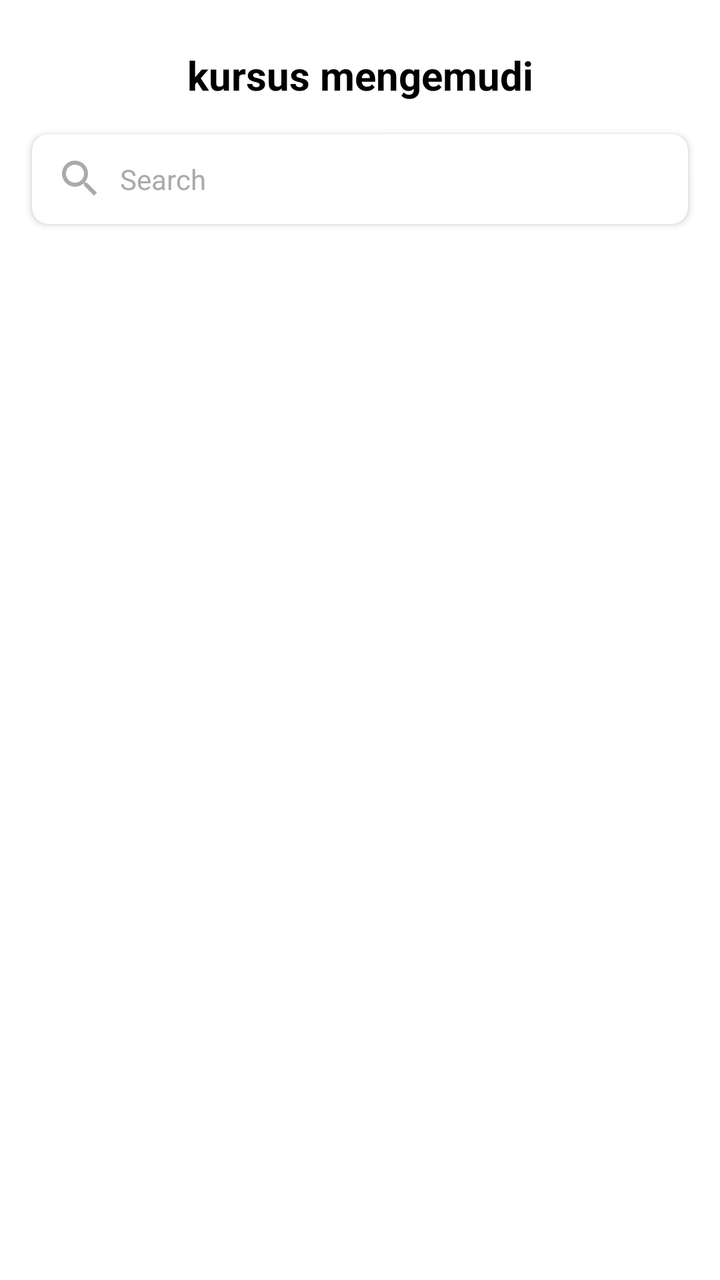
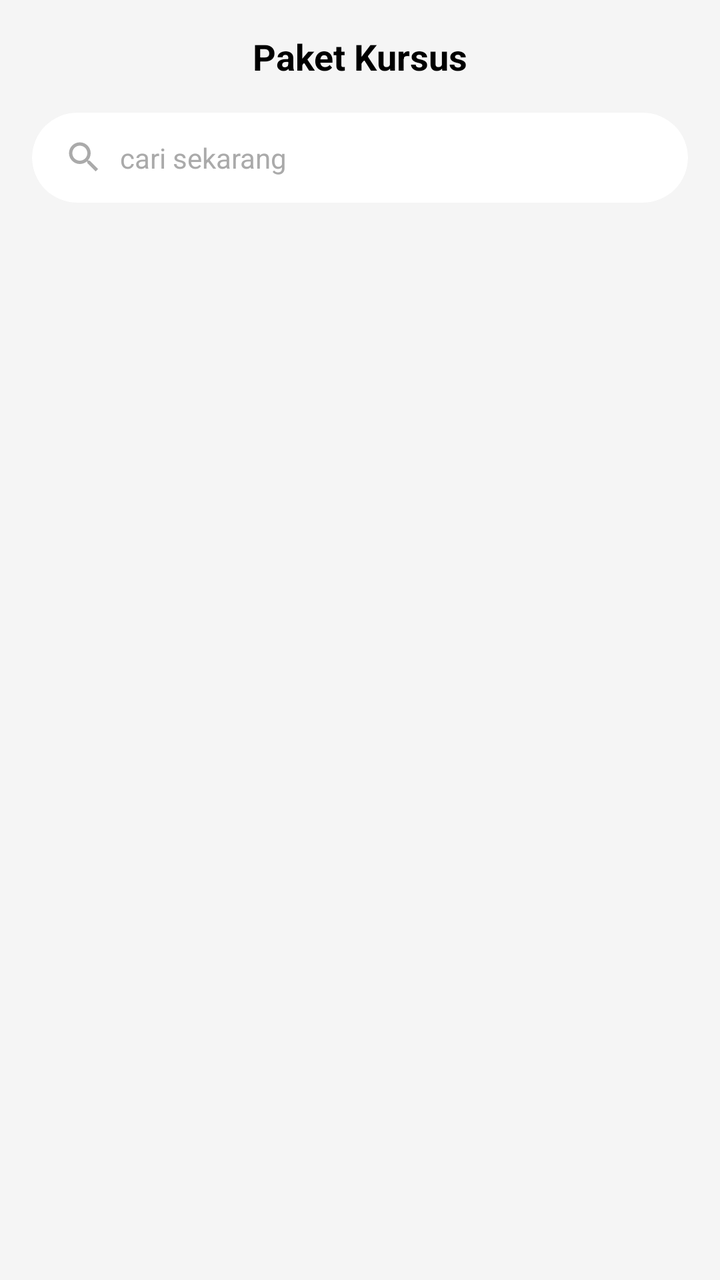

Screens rendered from an Android XML layout before and after an edit, with the pre-edit source and the edit as a unified diff.
<!-- AndroidManifest.xml: application theme Theme.DriveNusa -->
<!-- res/layout/fragment_kursus.xml -->
<?xml version="1.0" encoding="utf-8"?>
<androidx.constraintlayout.widget.ConstraintLayout
    xmlns:android="http://schemas.android.com/apk/res/android"
    xmlns:app="http://schemas.android.com/apk/res-auto"
    xmlns:tools="http://schemas.android.com/tools"
    android:layout_width="match_parent"
    android:layout_height="match_parent"
    android:background="@color/white"
    tools:context=".KursusFragment">

    <TextView
        android:id="@+id/tv_title"
        android:layout_width="wrap_content"
        android:layout_height="wrap_content"
        android:text="kursus mengemudi"
        android:textColor="@color/black"
        android:textSize="20sp"
        android:textStyle="bold"
        android:layout_marginTop="24dp"
        app:layout_constraintTop_toTopOf="parent"
        app:layout_constraintStart_toStartOf="parent"
        app:layout_constraintEnd_toEndOf="parent"/>

    <androidx.cardview.widget.CardView
        android:id="@+id/card_search"
        android:layout_width="match_parent"
        android:layout_height="wrap_content"
        android:layout_margin="16dp"
        app:cardCornerRadius="8dp"
        app:cardElevation="2dp"
        app:layout_constraintTop_toBottomOf="@id/tv_title">

        <LinearLayout
            android:layout_width="match_parent"
            android:layout_height="45dp"
            android:paddingStart="12dp"
            android:paddingEnd="12dp"
            android:gravity="center_vertical">

            <ImageView
                android:layout_width="24dp"
                android:layout_height="24dp"
                android:src="@drawable/ic_search_icon"
                android:contentDescription="Search Icon"
                app:tint="@android:color/darker_gray"/>

            <TextView
                android:layout_width="match_parent"
                android:layout_height="wrap_content"
                android:layout_marginStart="8dp"
                android:text="Search"
                android:textColor="@android:color/darker_gray"/>
        </LinearLayout>
    </androidx.cardview.widget.CardView>

    <androidx.recyclerview.widget.RecyclerView
        android:id="@+id/rv_kursus_paket"
        android:layout_width="match_parent"
        android:layout_height="0dp"
        android:clipToPadding="false"
        android:paddingTop="8dp"
        android:paddingBottom="100dp"
        app:layout_constraintTop_toBottomOf="@id/card_search"
        app:layout_constraintBottom_toBottomOf="parent"
        app:layoutManager="androidx.recyclerview.widget.LinearLayoutManager"
        tools:listitem="@layout/item_paket_kursus"/>

</androidx.constraintlayout.widget.ConstraintLayout>
<!-- res/layout/item_paket_kursus.xml (included above) -->
<?xml version="1.0" encoding="utf-8"?>
<androidx.cardview.widget.CardView
    xmlns:android="http://schemas.android.com/apk/res/android"
    xmlns:app="http://schemas.android.com/apk/res-auto"
    android:layout_width="match_parent"
    android:layout_height="wrap_content"
    android:layout_marginStart="16dp"
    android:layout_marginEnd="16dp"
    android:layout_marginTop="8dp"
    android:layout_marginBottom="8dp"
    app:cardCornerRadius="8dp"
    app:cardElevation="4dp">

    <androidx.constraintlayout.widget.ConstraintLayout
        android:layout_width="match_parent"
        android:layout_height="match_parent">

        <ImageView
            android:id="@+id/img_paket_mobil"
            android:layout_width="0dp"
            android:layout_height="0dp"
            android:scaleType="centerCrop"
            android:adjustViewBounds="true"
            app:layout_constraintTop_toTopOf="parent"
            app:layout_constraintStart_toStartOf="parent"
            app:layout_constraintEnd_toEndOf="parent"
            app:layout_constraintDimensionRatio="4:3"
            android:src="@drawable/img_paket_manual"/>

        <View
            android:id="@+id/view_overlay"
            android:layout_width="0dp"
            android:layout_height="50dp"
            android:background="#0A2C99"
            app:layout_constraintBottom_toBottomOf="@id/img_paket_mobil"
            app:layout_constraintEnd_toEndOf="parent"
            app:layout_constraintHorizontal_bias="0.0"
            app:layout_constraintStart_toStartOf="parent" />

        <TextView
            android:id="@+id/tv_nama_paket"
            android:layout_width="wrap_content"
            android:layout_height="wrap_content"
            android:layout_marginStart="16dp"
            android:text="Paket Manual"
            android:textColor="@android:color/white"
            android:textStyle="bold"
            app:layout_constraintStart_toStartOf="@id/view_overlay"
            app:layout_constraintTop_toTopOf="@id/view_overlay"
            app:layout_constraintBottom_toTopOf="@id/tv_harga"/>

        <TextView
            android:id="@+id/tv_harga"
            android:layout_width="wrap_content"
            android:layout_height="wrap_content"
            android:layout_marginBottom="4dp"
            android:text="Rp. 1.150.000"
            android:textColor="@android:color/white"
            android:textSize="12sp"
            app:layout_constraintStart_toStartOf="@id/tv_nama_paket"
            app:layout_constraintBottom_toBottomOf="@id/view_overlay"/>

        <Button
            android:id="@+id/btn_pilih"
            android:layout_width="wrap_content"
            android:layout_height="40dp"
            android:layout_marginEnd="16dp"
            android:text="Pilih"
            android:textSize="12sp"
            android:paddingStart="16dp"
            android:paddingEnd="16dp"
            android:backgroundTint="#FFC107"
            app:layout_constraintEnd_toEndOf="@id/view_overlay"
            app:layout_constraintTop_toTopOf="@id/view_overlay"
            app:layout_constraintBottom_toBottomOf="@id/view_overlay" />

    </androidx.constraintlayout.widget.ConstraintLayout>
</androidx.cardview.widget.CardView>
<!-- resources referenced by this layout -->
<resources>
  <color name="black">#FF000000</color>
  <color name="white">#FFFFFFFF</color>
  <!-- drawable ic_search_icon (drawable) -->
  <vector xmlns:android="http://schemas.android.com/apk/res/android"
      android:width="24dp"
      android:height="24dp"
      android:viewportWidth="24"
      android:viewportHeight="24">
      <path
          android:fillColor="@android:color/black"
          android:pathData="M15.5,14h-0.79l-0.28-0.27C15.41,12.59,16,11.11,16,9.5C16,5.91,13.09,3,9.5,3S3,5.91,3,9.5C3,13.09,5.91,16,9.5,16c1.61,0,3.09-0.59,4.23-1.57l0.27,0.28v0.79l5,4.99L20.49,19l-4.99-5z M9.5,14C7.01,14,5,11.99,5,9.5S7.01,5,9.5,5S14,7.01,14,9.5S11.99,14,9.5,14z"/>
  </vector>
  <!-- drawable img_paket_manual: png bitmap (drawable, 338830 bytes) -->
  <style name="Theme.DriveNusa" parent="Base.Theme.Drivenusa" />
  <style name="Base.Theme.Drivenusa" parent="Theme.Material3.DayNight.NoActionBar">
          
          
      </style>
</resources>

<!-- the commit's change to res/layout/fragment_kursus.xml (unified diff, before → after) -->
@@ -5,64 +5,65 @@
     xmlns:tools="http://schemas.android.com/tools"
     android:layout_width="match_parent"
     android:layout_height="match_parent"
-    android:background="@color/white"
+    android:background="#F5F5F5"
     tools:context=".KursusFragment">
 
+    
     <TextView
         android:id="@+id/tv_title"
         android:layout_width="wrap_content"
         android:layout_height="wrap_content"
-        android:text="kursus mengemudi"
+        android:text="Paket Kursus"
+        android:textSize="18sp"
+        android:textStyle="bold"
         android:textColor="@color/black"
-        android:textSize="20sp"
-        android:textStyle="bold"
-        android:layout_marginTop="24dp"
+        android:layout_marginTop="16dp"
         app:layout_constraintTop_toTopOf="parent"
         app:layout_constraintStart_toStartOf="parent"
         app:layout_constraintEnd_toEndOf="parent"/>
 
+    
     <androidx.cardview.widget.CardView
         android:id="@+id/card_search"
         android:layout_width="match_parent"
-        android:layout_height="wrap_content"
+        android:layout_height="45dp"
         android:layout_margin="16dp"
-        app:cardCornerRadius="8dp"
-        app:cardElevation="2dp"
+        app:cardCornerRadius="24dp"
+        app:cardElevation="0dp"
         app:layout_constraintTop_toBottomOf="@id/tv_title">
 
         <LinearLayout
             android:layout_width="match_parent"
-            android:layout_height="45dp"
-            android:paddingStart="12dp"
-            android:paddingEnd="12dp"
+            android:layout_height="match_parent"
+            android:paddingHorizontal="16dp"
             android:gravity="center_vertical">
 
             <ImageView
-                android:layout_width="24dp"
-                android:layout_height="24dp"
+                android:layout_width="20dp"
+                android:layout_height="20dp"
                 android:src="@drawable/ic_search_icon"
-                android:contentDescription="Search Icon"
                 app:tint="@android:color/darker_gray"/>
 
             <TextView
-                android:layout_width="match_parent"
+                android:layout_width="wrap_content"
                 android:layout_height="wrap_content"
                 android:layout_marginStart="8dp"
-                android:text="Search"
+                android:text="cari sekarang"
                 android:textColor="@android:color/darker_gray"/>
         </LinearLayout>
     </androidx.cardview.widget.CardView>
 
+    
     <androidx.recyclerview.widget.RecyclerView
         android:id="@+id/rv_kursus_paket"
         android:layout_width="match_parent"
         android:layout_height="0dp"
+        android:paddingHorizontal="8dp"
         android:clipToPadding="false"
-        android:paddingTop="8dp"
-        android:paddingBottom="100dp"
         app:layout_constraintTop_toBottomOf="@id/card_search"
         app:layout_constraintBottom_toBottomOf="parent"
-        app:layoutManager="androidx.recyclerview.widget.LinearLayoutManager"
+        app:layoutManager="androidx.recyclerview.widget.GridLayoutManager"
+        app:spanCount="2"
         tools:listitem="@layout/item_paket_kursus"/>
 
 </androidx.constraintlayout.widget.ConstraintLayout>
@@ -73,75 +74,61 @@
     xmlns:app="http://schemas.android.com/apk/res-auto"
     android:layout_width="match_parent"
     android:layout_height="wrap_content"
-    android:layout_marginStart="16dp"
-    android:layout_marginEnd="16dp"
-    android:layout_marginTop="8dp"
-    android:layout_marginBottom="8dp"
-    app:cardCornerRadius="8dp"
-    app:cardElevation="4dp">
+    android:layout_margin="8dp"
+    app:cardCornerRadius="12dp"
+    app:cardElevation="2dp">
 
-    <androidx.constraintlayout.widget.ConstraintLayout
+    <LinearLayout
         android:layout_width="match_parent"
-        android:layout_height="match_parent">
+        android:layout_height="wrap_content"
+        android:orientation="vertical"
+        android:padding="8dp">
 
+        
         <ImageView
             android:id="@+id/img_paket_mobil"
-            android:layout_width="0dp"
-            android:layout_height="0dp"
-            android:scaleType="centerCrop"
-            android:adjustViewBounds="true"
-            app:layout_constraintTop_toTopOf="parent"
-            app:layout_constraintStart_toStartOf="parent"
-            app:layout_constraintEnd_toEndOf="parent"
-            app:layout_constraintDimensionRatio="4:3"
+            android:layout_width="match_parent"
+            android:layout_height="120dp"
+            android:scaleType="fitCenter"
             android:src="@drawable/img_paket_manual"/>
 
-        <View
-            android:id="@+id/view_overlay"
-            android:layout_width="0dp"
-            android:layout_height="50dp"
-            android:background="#0A2C99"
-            app:layout_constraintBottom_toBottomOf="@id/img_paket_mobil"
-            app:layout_constraintEnd_toEndOf="parent"
-            app:layout_constraintHorizontal_bias="0.0"
-            app:layout_constraintStart_toStartOf="parent" />
-
+        
         <TextView
             android:id="@+id/tv_nama_paket"
-            android:layout_width="wrap_content"
+            android:layout_width="match_parent"
             android:layout_height="wrap_content"
-            android:layout_marginStart="16dp"
-            android:text="Paket Manual"
-            android:textColor="@android:color/white"
+            android:layout_marginTop="8dp"
+            android:text="Paket manual"
             android:textStyle="bold"
-            app:layout_constraintStart_toStartOf="@id/view_overlay"
-            app:layout_constraintTop_toTopOf="@id/view_overlay"
-            app:layout_constraintBottom_toTopOf="@id/tv_harga"/>
+            android:textSize="14sp"
+            android:textColor="@color/black"/>
 
+        
         <TextView
             android:id="@+id/tv_harga"
-            android:layout_width="wrap_content"
+            android:layout_width="match_parent"
             android:layout_height="wrap_content"
-            android:layout_marginBottom="4dp"
-            android:text="Rp. 1.150.000"
-            android:textColor="@android:color/white"
+            android:text="Rp. 2.150.000"
             android:textSize="12sp"
-            app:layout_constraintStart_toStartOf="@id/tv_nama_paket"
-            app:layout_constraintBottom_toBottomOf="@id/view_overlay"/>
+            android:textColor="@android:color/darker_gray"/>
 
-        <Button
+        
+        <com.google.android.material.button.MaterialButton
             android:id="@+id/btn_pilih"
-            android:layout_width="wrap_content"
-            android:layout_height="40dp"
-            android:layout_marginEnd="16dp"
-            android:text="Pilih"
+            android:layout_width="match_parent"
+            android:layout_height="36dp"
+            android:layout_marginTop="8dp"
+            android:text="Pilih sekarang"
             android:textSize="12sp"
-            android:paddingStart="16dp"
-            android:paddingEnd="16dp"
-            android:backgroundTint="#FFC107"
-            app:layout_constraintEnd_toEndOf="@id/view_overlay"
-            app:layout_constraintTop_toTopOf="@id/view_overlay"
-            app:layout_constraintBottom_toBottomOf="@id/view_overlay" />
+            android:textAllCaps="false"
+            android:textColor="#FF9800"
 
-    </androidx.constraintlayout.widget.ConstraintLayout>
+            app:backgroundTint="@android:color/transparent"
+            app:strokeColor="#FF9800"
+            app:strokeWidth="1.5dp"
+            app:cornerRadius="18dp"/>
+
+
+    </LinearLayout>
+
 </androidx.cardview.widget.CardView>
<!-- resource entries referenced after the edit -->
@@ -1,7 +1,6 @@
 <!-- resources referenced by this layout -->
 <resources>
   <color name="black">#FF000000</color>
-  <color name="white">#FFFFFFFF</color>
   <!-- drawable ic_search_icon (drawable) -->
   <vector xmlns:android="http://schemas.android.com/apk/res/android"
       android:width="24dp"
